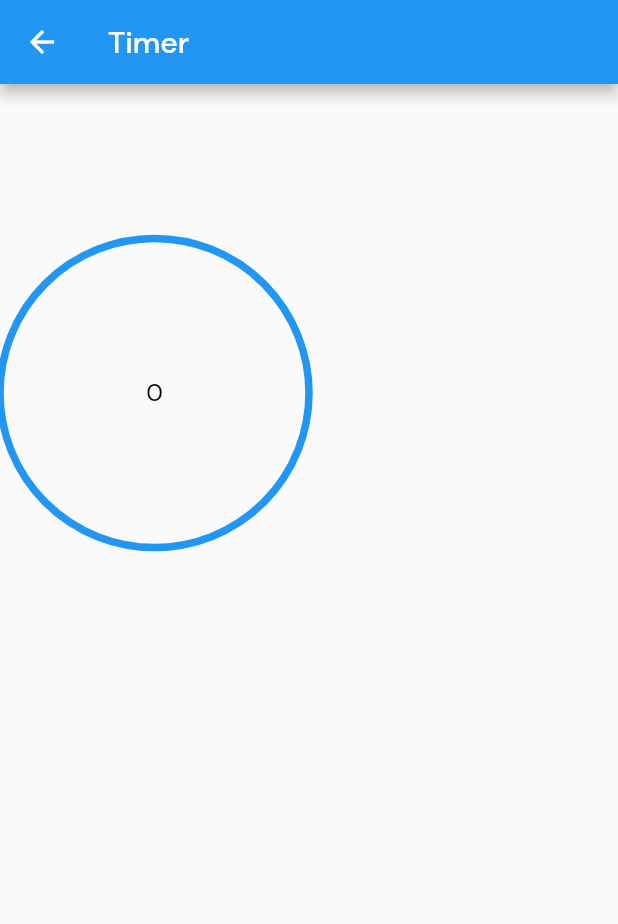
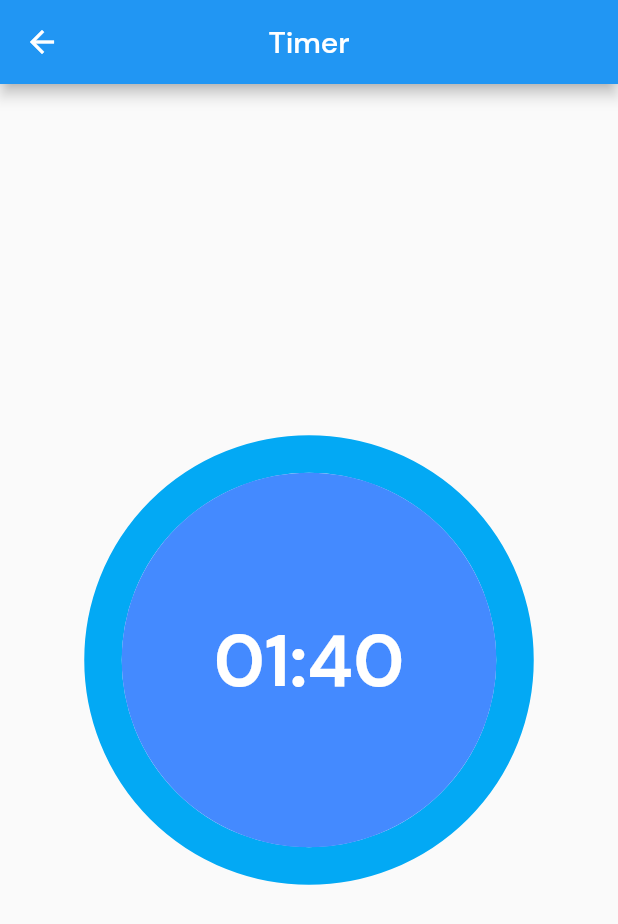
Before and after one commit to ahmadrafidev/habit-tracker, a Flutter app: the TimerScreen screen opened by its route, on a phone screen of 412 x 824 dp. Shown: the top 924 px of the screen. Run offline on Flutter 3.47's test engine with Material 2 defaults, Android fonts, the light colour scheme and no system bars; drawn by our look-alikes of circular_countdown_timer; our stand-ins replace google_fonts, persistent_bottom_nav_bar.

Commit message:
finalizing timer round

```diff
--- a/lib/screens/timer_screen.dart
+++ b/lib/screens/timer_screen.dart
@@ -8,17 +8,39 @@ class TimerScreen extends StatelessWidget {
   Widget build(BuildContext context) {
     return Scaffold(
       appBar: AppBar(
+        centerTitle: true,
         title: Text("Timer"),
       ),
-      body: CircularCountDownTimer(
-        duration: 10,
-        initialDuration: 0,
-        height: MediaQuery.of(context).size.height / 2,
-        width: MediaQuery.of(context).size.width / 2,
-        ringColor: Colors.blue,
-        ringGradient: null,
-        fillColor: Colors.black87,
-        fillGradient: null,
+      body: Center(
+        child: CircularCountDownTimer(
+          duration: 100,
+          initialDuration: 0,
+          height: MediaQuery.of(context).size.height / 1.5,
+          width: MediaQuery.of(context).size.width / 1.5,
+          ringColor: Colors.lightBlue,
+          ringGradient: null,
+          fillColor: Colors.white24,
+          fillGradient: null,
+          backgroundColor: Colors.blueAccent,
+          backgroundGradient: null,
+          strokeWidth: 25.0,
+          strokeCap: StrokeCap.round,
+          textStyle: const TextStyle(
+              fontFamily: 'DMSans',
+              color: Colors.white,
+              fontWeight: FontWeight.bold,
+              fontSize: 48),
+          isReverse: true,
+          isReverseAnimation: false,
+          isTimerTextShown: true,
+          autoStart: true,
+          onStart: () {
+            print("Countdown started");
+          },
+          onComplete: () {
+            print("Countdown ended");
+          },
+        ),
       ),
     );
   }
```
